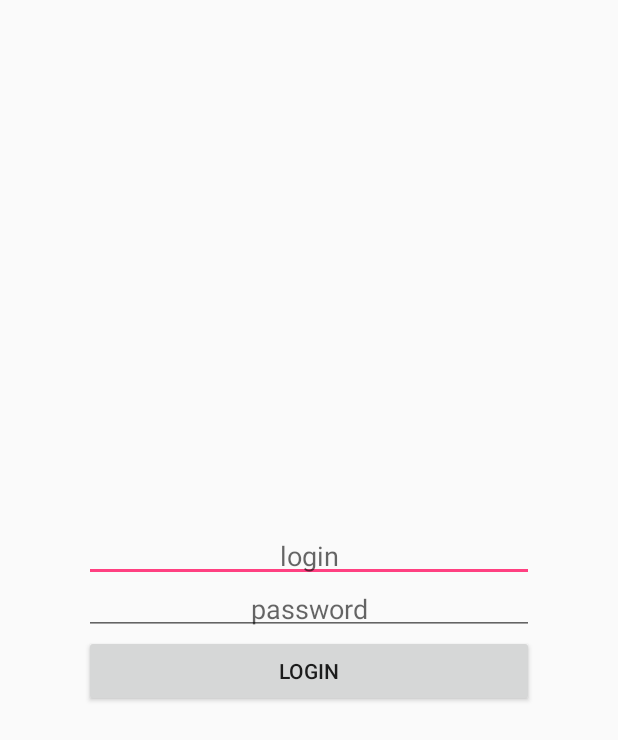
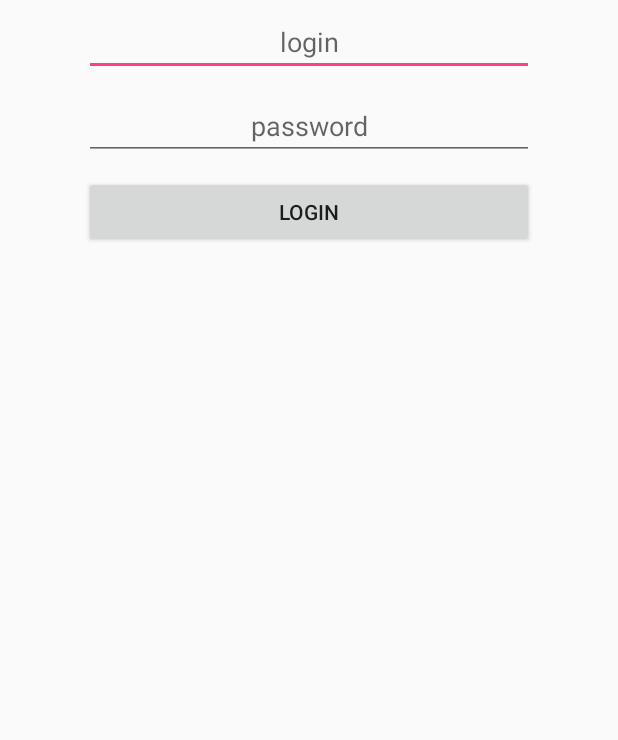
Before and after one commit to isinotov/wheelyTest, an Android app: the layout login_activity.xml on its own in the app's theme, with its tools: preview values and no code run, on a phone screen of 412 x 824 dp. Shown: the top 740 px of the screen. Run offline under Robolectric (Android 15) with nearby library versions, the phone set to English and light mode, and no system bars.

Commit message:
connect map and server with login part

```diff
--- a/app/src/main/java/com/wheely/testwheely/LoginActivity.java
+++ b/app/src/main/java/com/wheely/testwheely/LoginActivity.java
@@ -13,7 +13,7 @@ import android.widget.EditText;
 public class LoginActivity extends AppCompatActivity {
 
     private EditText login, password;
-    private Button signInButotn;
+    private Button signInButton;
 
     @Override
     protected void onCreate(Bundle savedInstanceState) {
@@ -21,8 +21,8 @@ public class LoginActivity extends AppCompatActivity {
         setContentView(R.layout.login_activity);
         login = (EditText) findViewById(R.id.loginEditText);
         password = (EditText) findViewById(R.id.passwordEditText);
-        signInButotn = (Button) findViewById(R.id.enterButton);
-        signInButotn.setOnClickListener(new View.OnClickListener() {
+        signInButton = (Button) findViewById(R.id.enterButton);
+        signInButton.setOnClickListener(new View.OnClickListener() {
             @Override
             public void onClick(View v) {
                 Intent intent = new Intent(LoginActivity.this, MapsActivity.class);
--- a/app/src/main/java/com/wheely/testwheely/MapsActivity.java
+++ b/app/src/main/java/com/wheely/testwheely/MapsActivity.java
@@ -47,7 +47,11 @@ public class MapsActivity extends FragmentActivity implements OnMapReadyCallback
                 .findFragmentById(R.id.map);
         mapFragment.getMapAsync(this);
         registerReceiver(receiver, filter);
+        Intent service = new Intent(this, ServerService.class);
+        service.putExtra(ServerService.EXTRAS, getIntent().getExtras());
+        startService(service);
     }
+
     @Override
     public void onMapReady(GoogleMap googleMap) {
         map = googleMap;
@@ -57,5 +61,6 @@ public class MapsActivity extends FragmentActivity implements OnMapReadyCallback
     protected void onDestroy() {
         super.onDestroy();
         unregisterReceiver(receiver);
+        stopService(new Intent(this, ServerService.class));
     }
 }
--- a/app/src/main/res/layout/login_activity.xml
+++ b/app/src/main/res/layout/login_activity.xml
@@ -1,34 +1,42 @@
 <?xml version="1.0" encoding="utf-8"?>
+<ScrollView
+    xmlns:android="http://schemas.android.com/apk/res/android"
+    android:layout_width="match_parent"
+    android:layout_height="match_parent">
+
     <LinearLayout xmlns:android="http://schemas.android.com/apk/res/android"
         android:layout_width="match_parent"
-    android:layout_height="match_parent"
+        android:layout_height="wrap_content"
         android:gravity="center"
         android:orientation="vertical">
 
         <EditText
-        android:padding="@dimen/padding"
             android:id="@+id/loginEditText"
             android:layout_width="300dp"
             android:layout_height="wrap_content"
+            android:layout_margin="@dimen/padding"
             android:gravity="center"
-        android:hint="@string/login_hint" />
+            android:hint="@string/login_hint"
+            android:singleLine="true" />
 
         <EditText
-        android:padding="@dimen/padding"
             android:id="@+id/passwordEditText"
             android:layout_width="300dp"
             android:layout_height="wrap_content"
+            android:layout_margin="@dimen/padding"
             android:gravity="center"
             android:hint="@string/password_hint"
-        android:inputType="textPassword" />
+            android:inputType="textPassword"
+            android:singleLine="true" />
 
 
         <Button
-        android:padding="@dimen/padding"
             android:id="@+id/enterButton"
             android:layout_width="300dp"
             android:layout_height="wrap_content"
+            android:layout_margin="@dimen/padding"
             android:gravity="center"
             android:text="@string/sign_in" />
 
     </LinearLayout>
+</ScrollView>
```
Also changed, not shown: app/src/main/AndroidManifest.xml (+20 -9 lines), app/src/main/java/com/wheely/testwheely/App.java (+0 -7 lines), app/src/main/java/com/wheely/testwheely/ServerService.java (+8 -3 lines). Lines whose indentation alone changed are shown as unchanged.
